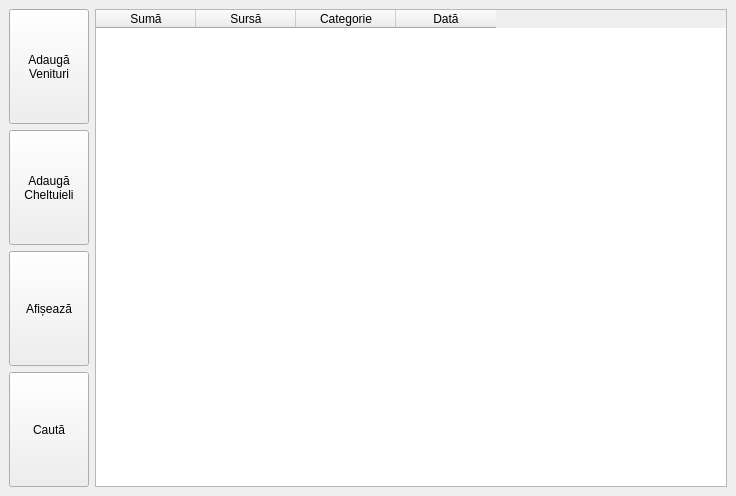
Qt form fereastraprincipala.ui (AF1DC2/Proiect_C-) before a commit.
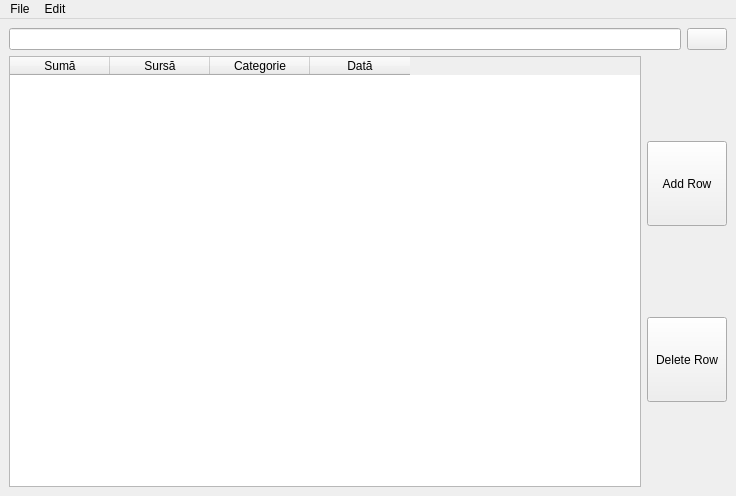
The same form after that commit. Icons and pictures are not drawn.

Diff of the .ui file:
```diff
--- a/fereastraprincipala.ui
+++ b/fereastraprincipala.ui
@@ -10,69 +10,39 @@
     <height>496</height>
    </rect>
   </property>
+  <property name="sizePolicy">
+   <sizepolicy hsizetype="Preferred" vsizetype="MinimumExpanding">
+    <horstretch>0</horstretch>
+    <verstretch>0</verstretch>
+   </sizepolicy>
+  </property>
   <property name="windowTitle">
    <string>FereastraPrincipala</string>
   </property>
   <widget class="QWidget" name="centralwidget">
-   <layout class="QHBoxLayout" name="horizontalLayout_2">
+   <layout class="QVBoxLayout" name="verticalLayout_2">
     <item>
-     <layout class="QVBoxLayout" name="verticalLayout">
+     <layout class="QHBoxLayout" name="horizontalLayout">
       <item>
-       <widget class="QPushButton" name="pushButton_4">
-        <property name="sizePolicy">
-         <sizepolicy hsizetype="Maximum" vsizetype="MinimumExpanding">
-          <horstretch>0</horstretch>
-          <verstretch>0</verstretch>
-         </sizepolicy>
-        </property>
-        <property name="text">
-         <string>Adaugă
-Venituri</string>
-        </property>
-       </widget>
-      </item>
-      <item>
-       <widget class="QPushButton" name="pushButton_3">
-        <property name="sizePolicy">
-         <sizepolicy hsizetype="Maximum" vsizetype="MinimumExpanding">
-          <horstretch>0</horstretch>
-          <verstretch>0</verstretch>
-         </sizepolicy>
-        </property>
-        <property name="text">
-         <string>Adaugă
-Cheltuieli</string>
-        </property>
-       </widget>
+       <widget class="QLineEdit" name="lineEdit"/>
       </item>
       <item>
        <widget class="QPushButton" name="pushButton">
-        <property name="sizePolicy">
-         <sizepolicy hsizetype="Maximum" vsizetype="MinimumExpanding">
-          <horstretch>0</horstretch>
-          <verstretch>0</verstretch>
-         </sizepolicy>
-        </property>
         <property name="text">
-         <string>Afișează</string>
+         <string/>
         </property>
-       </widget>
-      </item>
-      <item>
-       <widget class="QPushButton" name="pushButton_2">
-        <property name="sizePolicy">
-         <sizepolicy hsizetype="Maximum" vsizetype="MinimumExpanding">
-          <horstretch>0</horstretch>
-          <verstretch>0</verstretch>
-         </sizepolicy>
-        </property>
-        <property name="text">
-         <string>Caută</string>
+        <property name="icon">
+         <iconset>
+          <normaloff>C:/Users/Grad/Downloads/magnifying-glass-svgrepo-com.svg</normaloff>C:/Users/Grad/Downloads/magnifying-glass-svgrepo-com.svg</iconset>
         </property>
        </widget>
       </item>
      </layout>
     </item>
+    <item>
+     <layout class="QVBoxLayout" name="verticalLayout">
+      <item>
+       <layout class="QHBoxLayout" name="horizontalLayout_2">
     <item>
      <widget class="QTableWidget" name="tableWidget">
       <property name="alternatingRowColors">
@@ -100,8 +70,121 @@
       </column>
      </widget>
     </item>
-   </layout>
+        <item>
+         <layout class="QVBoxLayout" name="verticalLayout_3">
+          <item>
+           <spacer name="verticalSpacer">
+            <property name="orientation">
+             <enum>Qt::Vertical</enum>
+            </property>
+            <property name="sizeHint" stdset="0">
+             <size>
+              <width>20</width>
+              <height>40</height>
+             </size>
+            </property>
+           </spacer>
+          </item>
+          <item>
+           <widget class="QPushButton" name="pushButton_3">
+            <property name="sizePolicy">
+             <sizepolicy hsizetype="Minimum" vsizetype="MinimumExpanding">
+              <horstretch>0</horstretch>
+              <verstretch>0</verstretch>
+             </sizepolicy>
+            </property>
+            <property name="text">
+             <string>Add Row</string>
+            </property>
+           </widget>
+          </item>
+          <item>
+           <spacer name="verticalSpacer_3">
+            <property name="orientation">
+             <enum>Qt::Vertical</enum>
+            </property>
+            <property name="sizeHint" stdset="0">
+             <size>
+              <width>20</width>
+              <height>40</height>
+             </size>
+            </property>
+           </spacer>
+          </item>
+          <item>
+           <widget class="QPushButton" name="pushButton_2">
+            <property name="sizePolicy">
+             <sizepolicy hsizetype="Minimum" vsizetype="MinimumExpanding">
+              <horstretch>0</horstretch>
+              <verstretch>0</verstretch>
+             </sizepolicy>
+            </property>
+            <property name="text">
+             <string>Delete Row</string>
+            </property>
+           </widget>
+          </item>
+          <item>
+           <spacer name="verticalSpacer_2">
+            <property name="orientation">
+             <enum>Qt::Vertical</enum>
+            </property>
+            <property name="sizeHint" stdset="0">
+             <size>
+              <width>20</width>
+              <height>40</height>
+             </size>
+            </property>
+           </spacer>
+          </item>
+         </layout>
+        </item>
+       </layout>
+      </item>
+     </layout>
+    </item>
+   </layout>
   </widget>
+  <widget class="QMenuBar" name="menuBar">
+   <property name="geometry">
+    <rect>
+     <x>0</x>
+     <y>0</y>
+     <width>736</width>
+     <height>21</height>
+    </rect>
+   </property>
+   <widget class="QMenu" name="menuFile">
+    <property name="title">
+     <string>File</string>
+    </property>
+    <addaction name="actionOpen_Existing_File"/>
+    <addaction name="actionCreate_New_File"/>
+   </widget>
+   <widget class="QMenu" name="menuEdit">
+    <property name="title">
+     <string>Edit</string>
+    </property>
+    <addaction name="actionSave"/>
+   </widget>
+   <addaction name="menuFile"/>
+   <addaction name="menuEdit"/>
+  </widget>
+  <action name="actionOpen_Existing_File">
+   <property name="text">
+    <string>Open Existing File</string>
+   </property>
+  </action>
+  <action name="actionCreate_New_File">
+   <property name="text">
+    <string>Create New File</string>
+   </property>
+  </action>
+  <action name="actionSave">
+   <property name="text">
+    <string>Save</string>
+   </property>
+  </action>
  </widget>
  <resources/>
  <connections/>
```
Left out of the diff: 3 changed lines with no effect on the pictures. Lines whose indentation alone changed are shown as unchanged.
